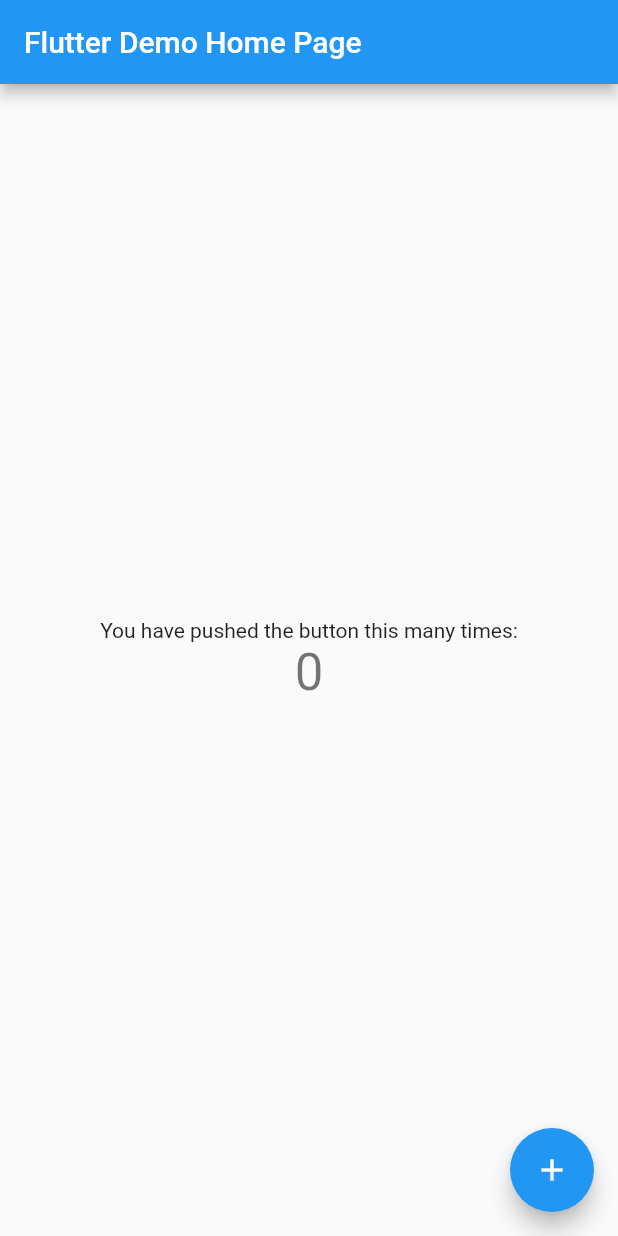
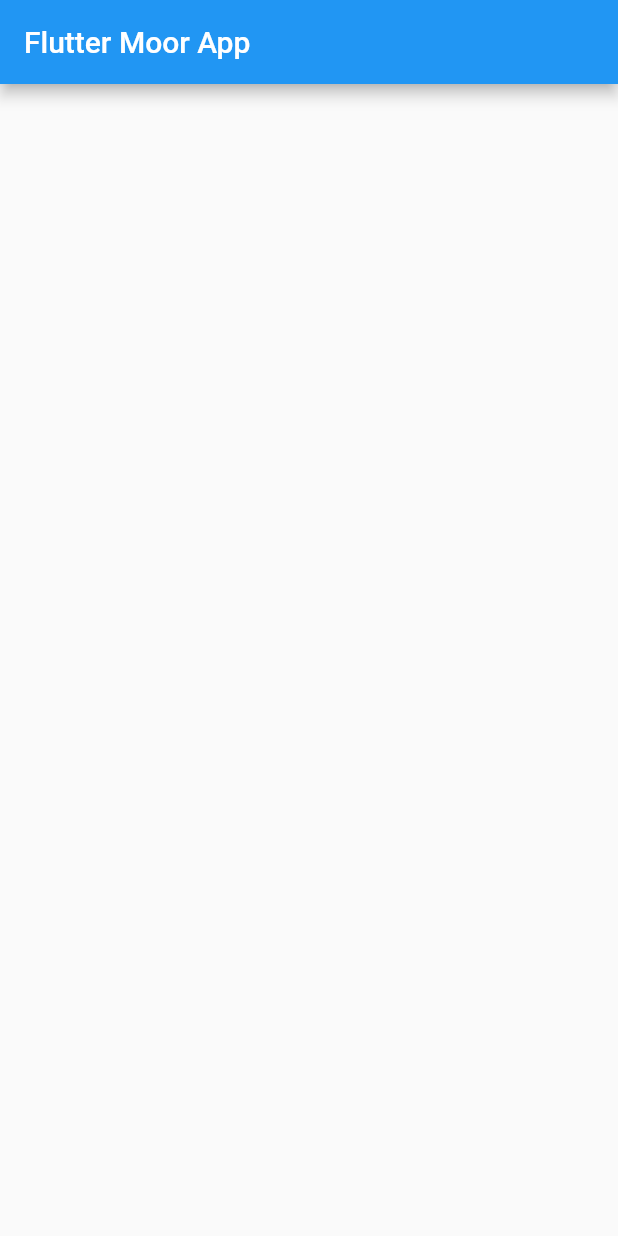
Before and after one commit to hverby/fluttermoor, a Flutter app: the screen it shows after launch, on a phone screen of 412 x 824 dp. Run offline on Flutter 3.47's test engine with Material 2 defaults, Android fonts, the phone set to English and light mode, and no system bars.

Commit message:
Update main.dart

```diff
--- a/lib/main.dart
+++ b/lib/main.dart
@@ -3,39 +3,20 @@ import 'package:flutter/material.dart';
 void main() => runApp(MyApp());
 
 class MyApp extends StatelessWidget {
-  // This widget is the root of your application.
   @override
   Widget build(BuildContext context) {
     return MaterialApp(
-      title: 'Flutter Demo',
+      title: 'Flutter Moor App',
       theme: ThemeData(
-        // This is the theme of your application.
-        //
-        // Try running your application with "flutter run". You'll see the
-        // application has a blue toolbar. Then, without quitting the app, try
-        // changing the primarySwatch below to Colors.green and then invoke
-        // "hot reload" (press "r" in the console where you ran "flutter run",
-        // or simply save your changes to "hot reload" in a Flutter IDE).
-        // Notice that the counter didn't reset back to zero; the application
-        // is not restarted.
         primarySwatch: Colors.blue,
       ),
-      home: MyHomePage(title: 'Flutter Demo Home Page'),
+      home: MyHomePage(title: 'Flutter Moor App'),
     );
   }
 }
 
 class MyHomePage extends StatefulWidget {
   MyHomePage({Key key, this.title}) : super(key: key);
-
-  // This widget is the home page of your application. It is stateful, meaning
-  // that it has a State object (defined below) that contains fields that affect
-  // how it looks.
-
-  // This class is the configuration for the state. It holds the values (in this
-  // case the title) provided by the parent (in this case the App widget) and
-  // used by the build method of the State. Fields in a Widget subclass are
-  // always marked "final".
 
   final String title;
 
@@ -44,68 +25,15 @@ class MyHomePage extends StatefulWidget {
 }
 
 class _MyHomePageState extends State<MyHomePage> {
-  int _counter = 0;
-
-  void _incrementCounter() {
-    setState(() {
-      // This call to setState tells the Flutter framework that something has
-      // changed in this State, which causes it to rerun the build method below
-      // so that the display can reflect the updated values. If we changed
-      // _counter without calling setState(), then the build method would not be
-      // called again, and so nothing would appear to happen.
-      _counter++;
-    });
-  }
 
   @override
   Widget build(BuildContext context) {
-    // This method is rerun every time setState is called, for instance as done
-    // by the _incrementCounter method above.
-    //
-    // The Flutter framework has been optimized to make rerunning build methods
-    // fast, so that you can just rebuild anything that needs updating rather
-    // than having to individually change instances of widgets.
     return Scaffold(
       appBar: AppBar(
-        // Here we take the value from the MyHomePage object that was created by
-        // the App.build method, and use it to set our appbar title.
         title: Text(widget.title),
       ),
       body: Center(
-        // Center is a layout widget. It takes a single child and positions it
-        // in the middle of the parent.
-        child: Column(
-          // Column is also a layout widget. It takes a list of children and
-          // arranges them vertically. By default, it sizes itself to fit its
-          // children horizontally, and tries to be as tall as its parent.
-          //
-          // Invoke "debug painting" (press "p" in the console, choose the
-          // "Toggle Debug Paint" action from the Flutter Inspector in Android
-          // Studio, or the "Toggle Debug Paint" command in Visual Studio Code)
-          // to see the wireframe for each widget.
-          //
-          // Column has various properties to control how it sizes itself and
-          // how it positions its children. Here we use mainAxisAlignment to
-          // center the children vertically; the main axis here is the vertical
-          // axis because Columns are vertical (the cross axis would be
-          // horizontal).
-          mainAxisAlignment: MainAxisAlignment.center,
-          children: <Widget>[
-            Text(
-              'You have pushed the button this many times:',
-            ),
-            Text(
-              '$_counter',
-              style: Theme.of(context).textTheme.display1,
-            ),
-          ],
-        ),
       ),
-      floatingActionButton: FloatingActionButton(
-        onPressed: _incrementCounter,
-        tooltip: 'Increment',
-        child: Icon(Icons.add),
-      ), // This trailing comma makes auto-formatting nicer for build methods.
     );
   }
 }
```
